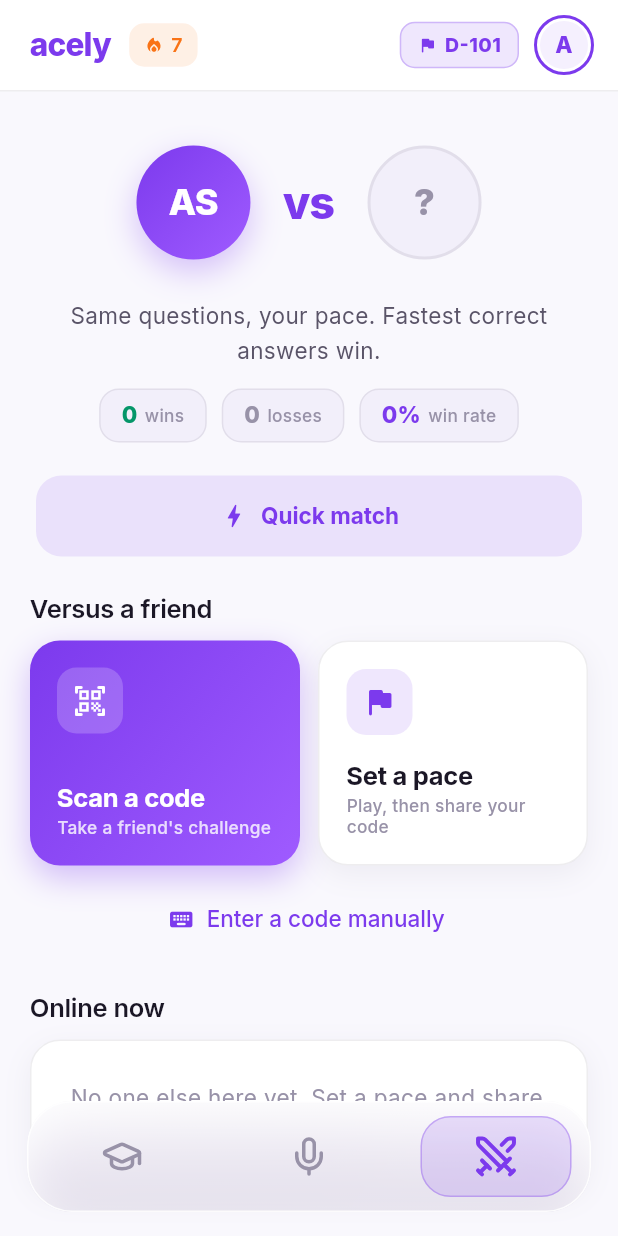
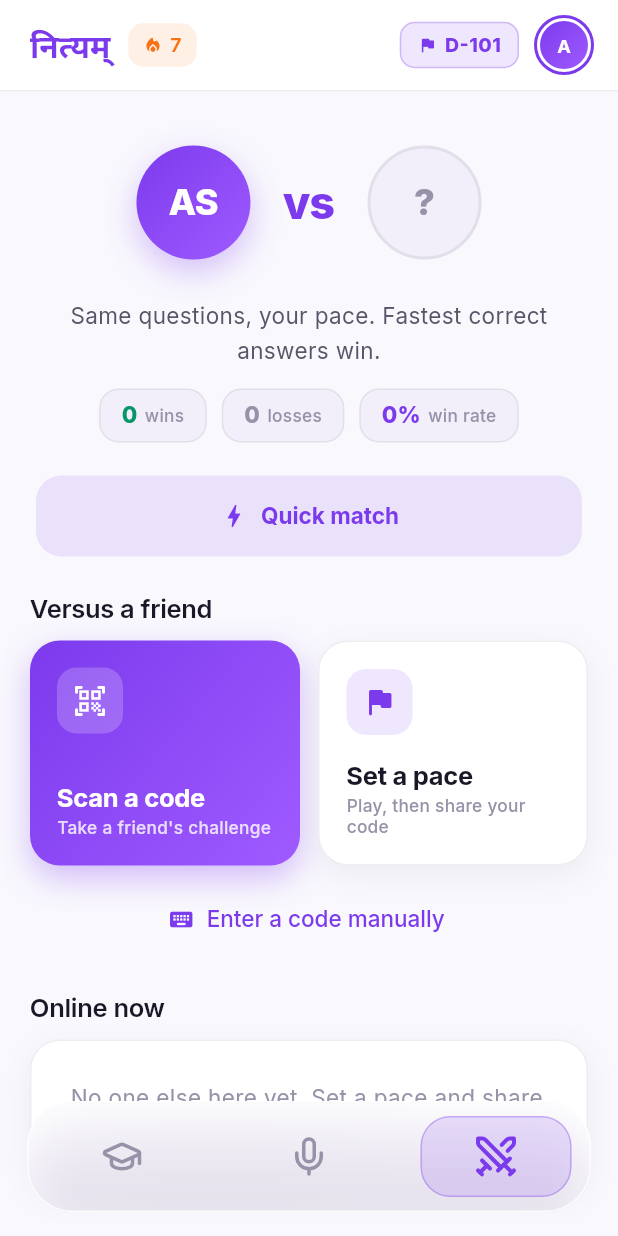
Before and after one commit to maneedasshrestha/Deerhack_Profit.exe, a Flutter app: the MainShell screen opened directly, item 3 of the bottom bar chosen, on a phone screen of 412 x 824 dp. Run offline on Flutter 3.47's test engine with Material 3 defaults, Android fonts, the light colour scheme and no system bars; our stand-ins replace flutter_riverpod, flutter_tts, google_fonts, google_sign_in, hive, hive_flutter and 5 more; missing offline and left inert: mobile_scanner; accounts and stored records are empty.

Commit message:
feat: rename project from ACELY to नित्यम् and update related references

```diff
--- a/frontend/lib/app.dart
+++ b/frontend/lib/app.dart
@@ -32,7 +32,7 @@
       home = const MainShell(initialIndex: 0);
     }
     return MaterialApp(
-      title: 'ACELY',
+      title: 'नित्यम्',
       debugShowCheckedModeBanner: false,
       theme: AppTheme.light(),
       // The app is intentionally light-only: one calm, consistent look.
--- a/frontend/lib/features/duel/presentation/screens/duel_screen.dart
+++ b/frontend/lib/features/duel/presentation/screens/duel_screen.dart
@@ -5,6 +5,8 @@
 
 import '../../../../core/theme/app_theme.dart';
 import '../../../../core/widgets/ui_kit.dart';
+import '../../../onboarding/application/onboarding_providers.dart';
+import '../../../onboarding/presentation/widgets/profile_avatar.dart';
 import '../../application/duel_providers.dart';
 import '../../domain/duel_invite.dart';
 import '../../domain/duel_match.dart';
@@ -142,6 +144,7 @@
     final p = context.palette;
     final text = Theme.of(context).textTheme;
     final me = ref.watch(currentPlayerProvider);
+    final myPhoto = ref.watch(userProfileProvider)?.photoPath;
     final stats = ref.watch(duelStatsProvider);
     final wins = stats.valueOrNull?.wins ?? 0;
     final losses = stats.valueOrNull?.losses ?? 0;
@@ -162,7 +165,7 @@
             child: Row(
               mainAxisAlignment: MainAxisAlignment.center,
               children: [
-                _HeroAvatar(label: me.initials, you: true),
+                _HeroAvatar(label: me.initials, you: true, photoPath: myPhoto),
                 Padding(
                   padding: const EdgeInsets.symmetric(horizontal: 22),
                   child: Text(
@@ -251,20 +254,25 @@
 }
 
 class _HeroAvatar extends StatelessWidget {
-  const _HeroAvatar({required this.label, required this.you});
+  const _HeroAvatar({required this.label, required this.you, this.photoPath});
   final String label;
   final bool you;
+
+  /// The signed-in learner's photo, shown for the "you" side when set.
+  final String? photoPath;
 
   @override
   Widget build(BuildContext context) {
     final p = context.palette;
     final text = Theme.of(context).textTheme;
+    // Drop the "you" gradient/shadow framing onto the actual photo when present.
+    final hasPhoto = (photoPath ?? '').isNotEmpty;
     return Container(
       width: 76,
       height: 76,
       decoration: BoxDecoration(
         shape: BoxShape.circle,
-        gradient: you
+        gradient: you && !hasPhoto
             ? const LinearGradient(
                 colors: [Color(0xFF7C3AED), Color(0xFF9F5BFF)],
                 begin: Alignment.topLeft,
@@ -283,7 +291,9 @@
               ]
             : null,
       ),
-      child: Center(
+      child: hasPhoto
+          ? ProfileAvatar(initials: label, photoPath: photoPath, size: 76)
+          : Center(
               child: Text(
                 label,
                 style: text.headlineSmall?.copyWith(
--- a/frontend/lib/features/home/domain/plan_data.dart
+++ b/frontend/lib/features/home/domain/plan_data.dart
@@ -291,7 +291,10 @@
   ];
 
   // ── Mock test (timed, mixed subjects) ─────────────────────────────────────
-  static const Duration mockTestDuration = Duration(minutes: 8);
+  static const Duration mockTestDuration = Duration(minutes: 120);
+  // Exam-paper size shown in the intro. The live mock runs a shorter mixed set
+  // (see [mockTestQuestions]) rather than all 100.
+  static const int mockTestQuestionCount = 100;
   static List<MockQuestion> get mockTestQuestions => [
         ...MockData.workEnergyQuestions.take(3),
         ...MockData.derivativesQuestions.take(3),
--- a/frontend/lib/features/home/presentation/screens/mock_test_screen.dart
+++ b/frontend/lib/features/home/presentation/screens/mock_test_screen.dart
@@ -115,7 +115,7 @@
   Widget build(BuildContext context) {
     return switch (_stage) {
       _Stage.intro => _IntroView(
-          questionCount: _questions.length,
+          questionCount: PlanData.mockTestQuestionCount,
           onStart: _start,
           onClose: () => Navigator.of(context).pop(),
         ),
--- a/frontend/lib/features/home/presentation/widgets/home_top_bar.dart
+++ b/frontend/lib/features/home/presentation/widgets/home_top_bar.dart
@@ -3,6 +3,8 @@
 
 import '../../../../core/theme/app_theme.dart';
 import '../../../../core/widgets/ui_kit.dart';
+import '../../../onboarding/application/onboarding_providers.dart';
+import '../../../onboarding/presentation/widgets/profile_avatar.dart';
 import '../../application/study_providers.dart';
 import '../../domain/mock_data.dart';
 import '../../domain/plan_data.dart';
@@ -25,6 +27,9 @@
     final p = context.palette;
     final text = Theme.of(context).textTheme;
     final streak = ref.watch(streakProvider);
+    final profile = ref.watch(userProfileProvider);
+    final name = profile?.fullName ?? MockData.userName;
+    final initials = profile?.initials ?? name[0];
     return Container(
       padding: const EdgeInsets.fromLTRB(20, 10, 16, 10),
       decoration: BoxDecoration(
@@ -34,11 +39,11 @@
       child: Row(
         children: [
           Text(
-            'acely',
+            'नित्यम्',
             style: text.titleMedium?.copyWith(
               color: p.accent,
               fontWeight: FontWeight.w800,
-              letterSpacing: -0.5,
+              letterSpacing: 0,
               fontSize: 21,
             ),
           ),
@@ -70,16 +75,10 @@
                     shape: BoxShape.circle,
                     border: Border.all(color: p.accent, width: 2),
                   ),
-                  child: CircleAvatar(
-                    radius: 16,
-                    backgroundColor: p.accentSoft,
-                    child: Text(
-                      MockData.userName[0],
-                      style: text.labelLarge?.copyWith(
-                        color: p.accent,
-                        fontWeight: FontWeight.w800,
-                      ),
-                    ),
+                  child: ProfileAvatar(
+                    initials: initials,
+                    photoPath: profile?.photoPath,
+                    size: 32,
                   ),
                 ),
               ],
--- a/frontend/lib/features/onboarding/presentation/screens/welcome_screen.dart
+++ b/frontend/lib/features/onboarding/presentation/screens/welcome_screen.dart
@@ -76,12 +76,12 @@
                         StaggeredEntrance(
                           index: 1,
                           child: Text(
-                            'ACELY',
+                            'नित्यम्',
                             textAlign: TextAlign.center,
                             style: text.displayMedium?.copyWith(
                               fontSize: 42,
                               fontWeight: FontWeight.w800,
-                              letterSpacing: 3,
+                              letterSpacing: 1,
                             ),
                           ),
                         ),
```
Also changed, not shown: 7 other files. Lines whose indentation alone changed are shown as unchanged.
